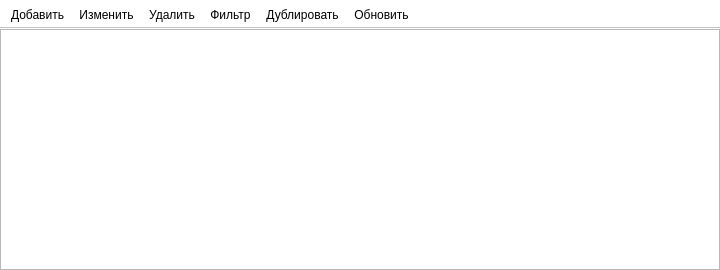
Qt form ui/templates ui/table.ui (Meller008/CRM-Avi) before a commit.
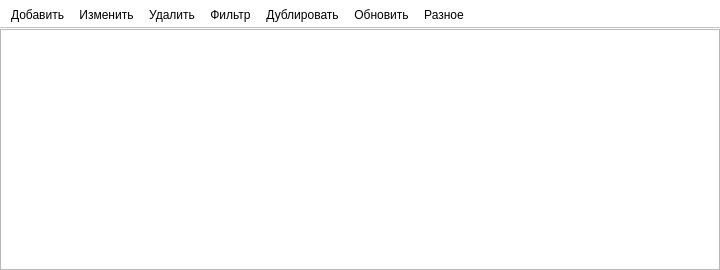
The same form after that commit.

```diff
--- a/ui/templates ui/table.ui
+++ b/ui/templates ui/table.ui
@@ -79,6 +79,7 @@
    <addaction name="pb_filter"/>
    <addaction name="pb_copy"/>
    <addaction name="pb_update"/>
+   <addaction name="pb_other"/>
   </widget>
   <action name="pb_add">
    <property name="text">
@@ -110,6 +111,11 @@
     <string>Обновить</string>
    </property>
   </action>
+  <action name="pb_other">
+   <property name="text">
+    <string>Разное</string>
+   </property>
+  </action>
  </widget>
  <resources/>
  <connections>
```
Left out of the diff: 17 changed lines with no effect on the pictures.
